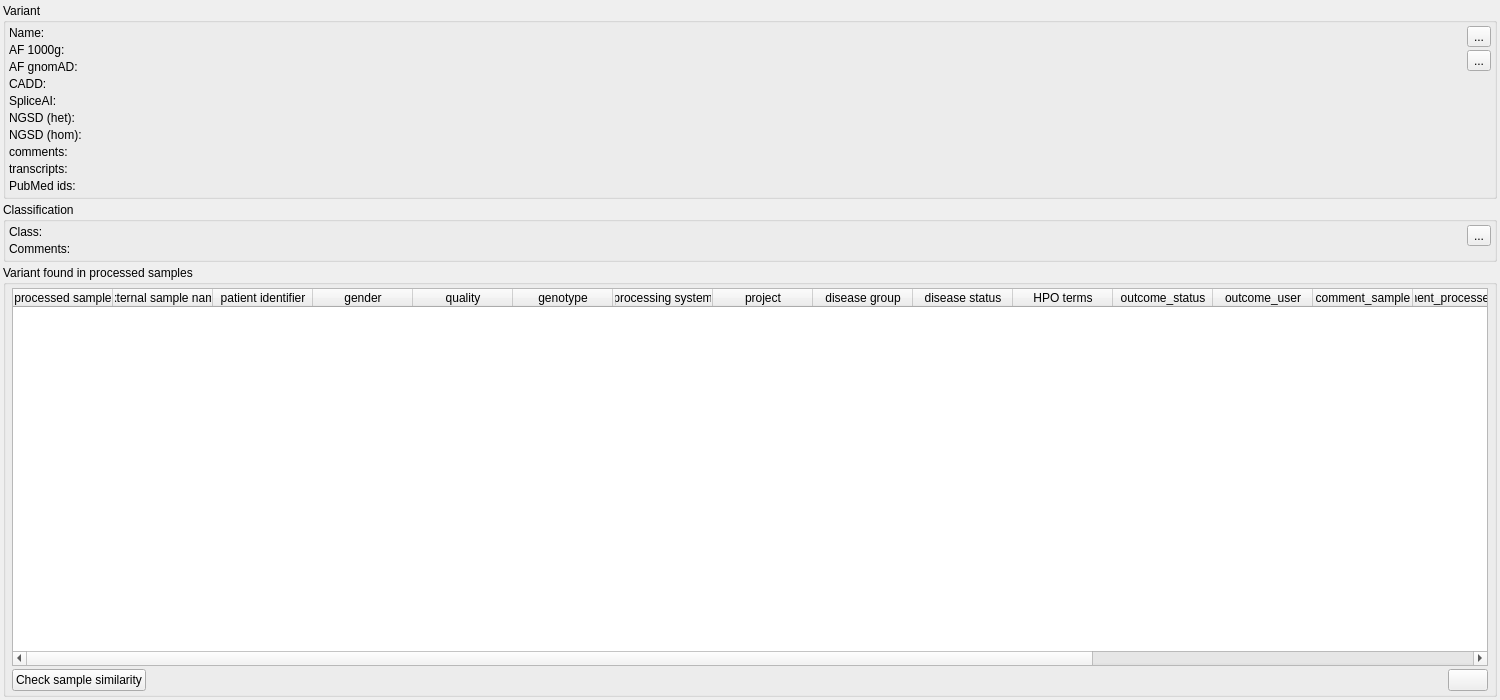
imgag/ngs-bits, file src/GSvar/VariantWidget.ui: the form before one commit.
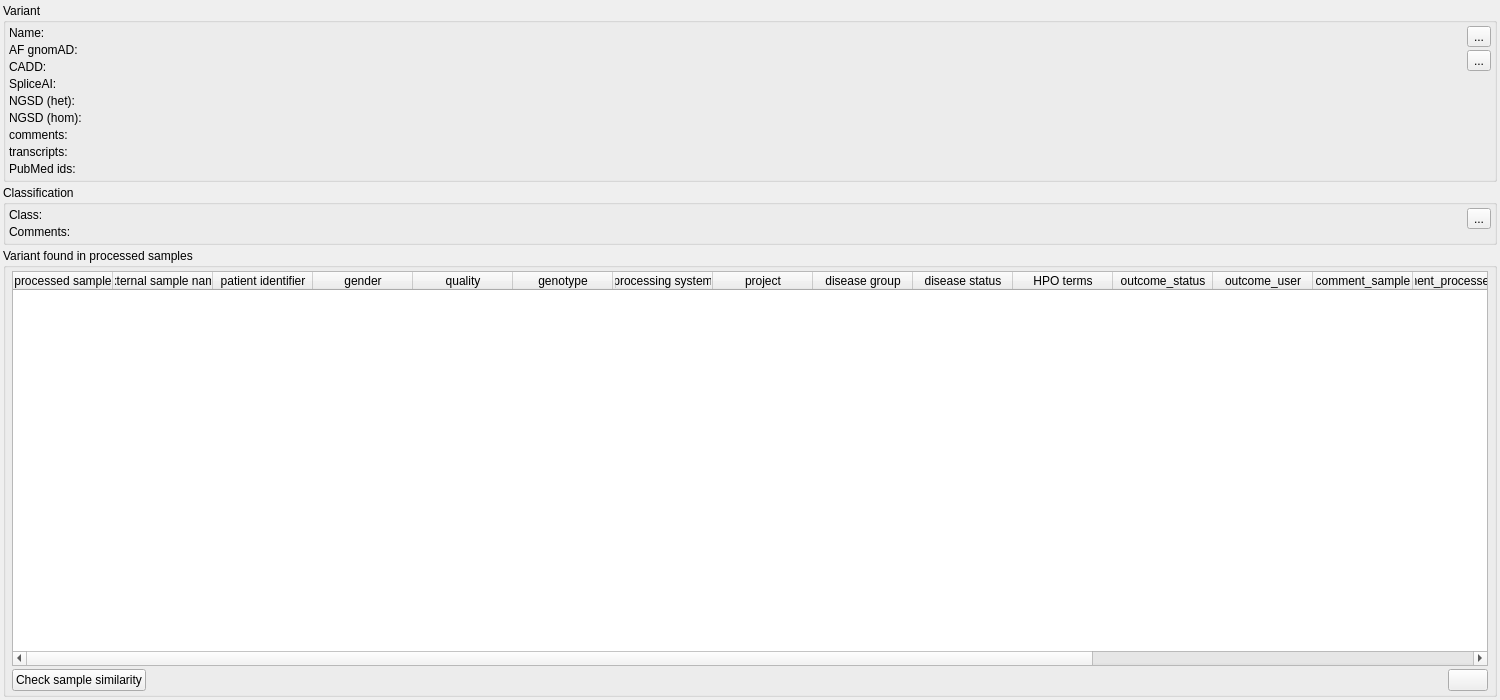
The form after the commit. Icons and pictures are not drawn.

Diff of the .ui file:
```diff
--- a/src/GSvar/VariantWidget.ui
+++ b/src/GSvar/VariantWidget.ui
@@ -103,29 +103,6 @@
          </widget>
         </item>
         <item row="1" column="0">
-         <widget class="QLabel" name="label">
-          <property name="text">
-           <string>AF 1000g:</string>
-          </property>
-          <property name="alignment">
-           <set>Qt::AlignLeading|Qt::AlignLeft|Qt::AlignTop</set>
-          </property>
-         </widget>
-        </item>
-        <item row="1" column="1">
-         <widget class="QLabel" name="af_tg">
-          <property name="text">
-           <string/>
-          </property>
-          <property name="openExternalLinks">
-           <bool>false</bool>
-          </property>
-          <property name="textInteractionFlags">
-           <set>Qt::LinksAccessibleByMouse|Qt::TextSelectableByMouse</set>
-          </property>
-         </widget>
-        </item>
-        <item row="2" column="0">
          <widget class="QLabel" name="label_4">
           <property name="text">
            <string>AF gnomAD:</string>
@@ -135,7 +112,7 @@
           </property>
          </widget>
         </item>
-        <item row="2" column="1">
+        <item row="1" column="1">
          <widget class="QLabel" name="af_gnomad">
           <property name="text">
            <string/>
@@ -148,63 +125,63 @@
           </property>
          </widget>
         </item>
-        <item row="3" column="0">
+        <item row="2" column="0">
          <widget class="QLabel" name="label_10">
           <property name="text">
            <string>CADD:</string>
           </property>
          </widget>
         </item>
-        <item row="3" column="1">
+        <item row="2" column="1">
          <widget class="QLabel" name="cadd">
           <property name="text">
            <string/>
           </property>
          </widget>
         </item>
-        <item row="4" column="0">
+        <item row="3" column="0">
          <widget class="QLabel" name="label_11">
           <property name="text">
            <string>SpliceAI:</string>
           </property>
          </widget>
         </item>
-        <item row="4" column="1">
+        <item row="3" column="1">
          <widget class="QLabel" name="spliceai">
           <property name="text">
            <string/>
           </property>
          </widget>
         </item>
-        <item row="5" column="0">
+        <item row="4" column="0">
          <widget class="QLabel" name="label_8">
           <property name="text">
            <string>NGSD (het):</string>
           </property>
          </widget>
         </item>
-        <item row="5" column="1">
+        <item row="4" column="1">
          <widget class="QLabel" name="ngsd_het">
           <property name="text">
            <string/>
           </property>
          </widget>
         </item>
-        <item row="6" column="0">
+        <item row="5" column="0">
          <widget class="QLabel" name="label_9">
           <property name="text">
            <string>NGSD (hom):</string>
           </property>
          </widget>
         </item>
-        <item row="6" column="1">
+        <item row="5" column="1">
          <widget class="QLabel" name="ngsd_hom">
           <property name="text">
            <string/>
           </property>
          </widget>
         </item>
-        <item row="7" column="0">
+        <item row="6" column="0">
          <widget class="QLabel" name="label_7">
           <property name="text">
            <string>comments:</string>
@@ -214,7 +191,7 @@
           </property>
          </widget>
         </item>
-        <item row="7" column="1">
+        <item row="6" column="1">
          <widget class="QLabel" name="comments">
           <property name="maximumSize">
            <size>
@@ -233,7 +210,7 @@
           </property>
          </widget>
         </item>
-        <item row="8" column="0">
+        <item row="7" column="0">
          <widget class="QLabel" name="label_6">
           <property name="text">
            <string>transcripts:</string>
@@ -243,7 +220,7 @@
           </property>
          </widget>
         </item>
-        <item row="8" column="1">
+        <item row="7" column="1">
          <widget class="QLabel" name="transcripts">
           <property name="text">
            <string/>
@@ -256,7 +233,7 @@
           </property>
          </widget>
         </item>
-        <item row="9" column="0">
+        <item row="8" column="0">
          <widget class="QLabel" name="label_12">
           <property name="text">
            <string>PubMed ids:</string>
@@ -266,7 +243,7 @@
           </property>
          </widget>
         </item>
-        <item row="9" column="1">
+        <item row="8" column="1">
          <widget class="QLabel" name="pubmed">
           <property name="text">
            <string/>
```
